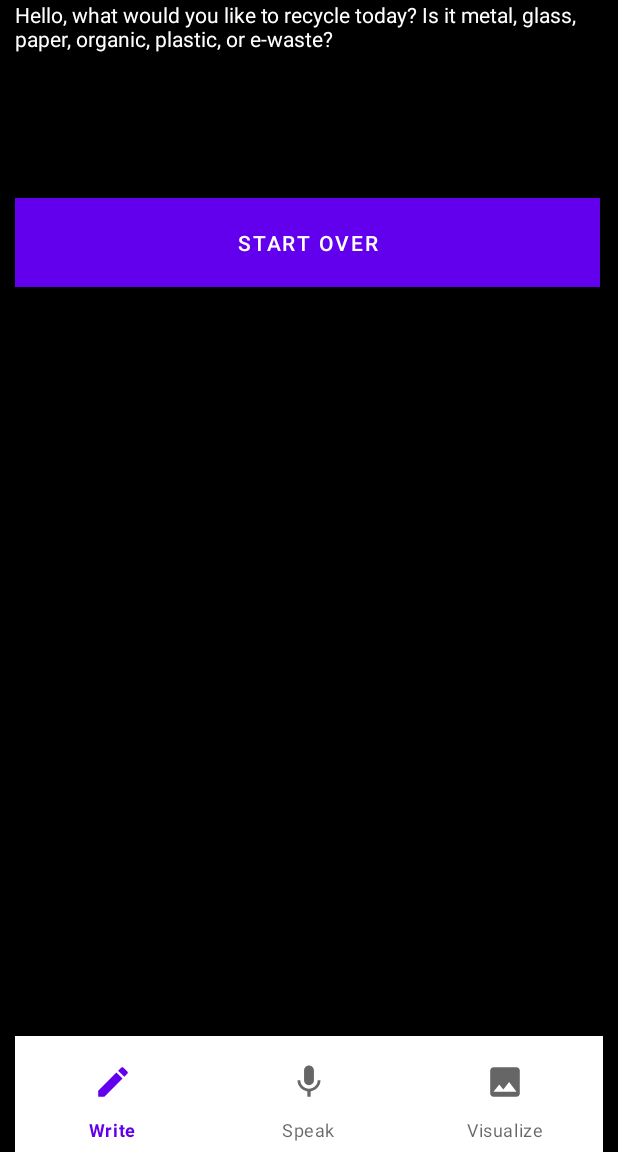
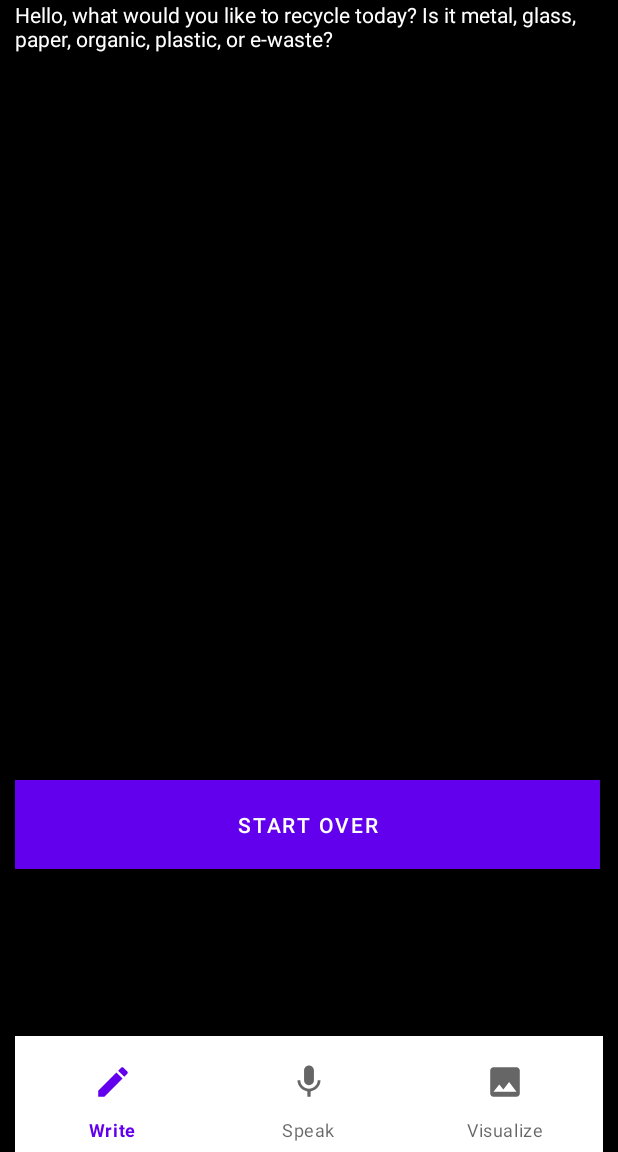
Before and after one commit to LuvWasTaken/GuiltyRecycling, an Android app: the VoiceActivity screen opened directly, with no data from a screen before it, on a phone screen of 412 x 824 dp, the part 84-1236 px from its top. Run offline under Robolectric (Android 15) with nearby library versions, the phone set to English and light mode, and no system bars.

Commit message:
fixed voice layout2

```diff
--- a/app/src/main/res/layout/voice_activity.xml
+++ b/app/src/main/res/layout/voice_activity.xml
@@ -31,7 +31,7 @@
             android:id="@+id/ButtonRecord"
             android:layout_width="390dp"
             android:layout_height="59dp"
-            android:layout_marginTop="132dp"
+            android:layout_marginTop="520dp"
             android:background="#4d4d4d"
             android:onClick="recordSpeech"
             android:text="@string/buttonRecord"
```
